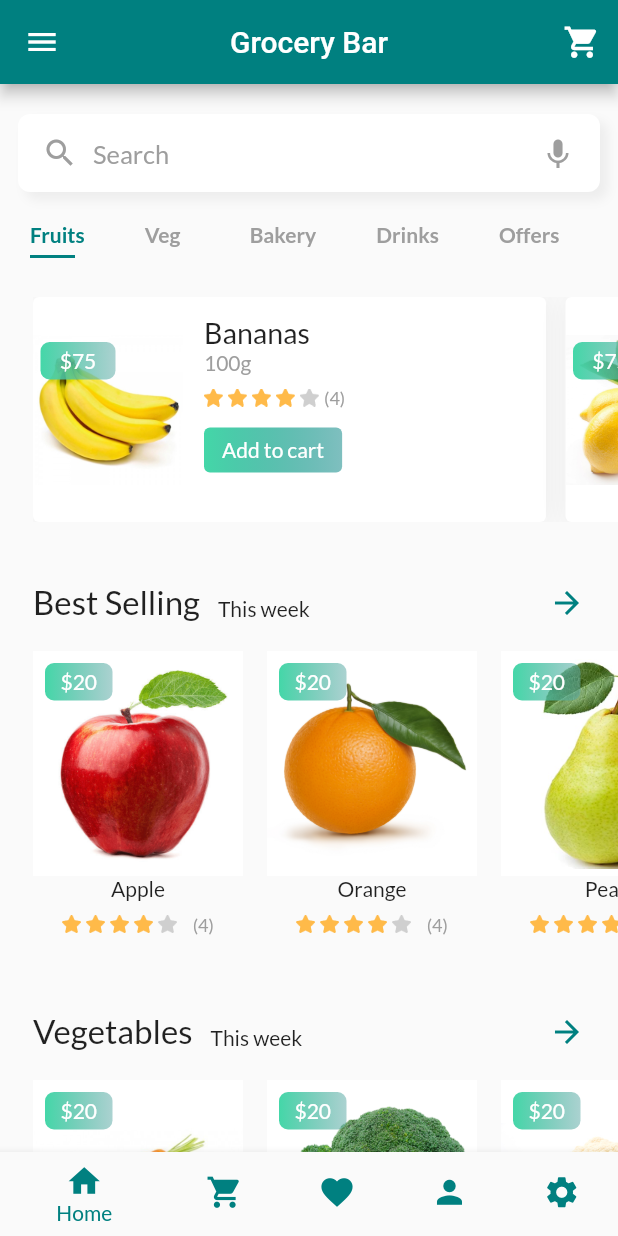
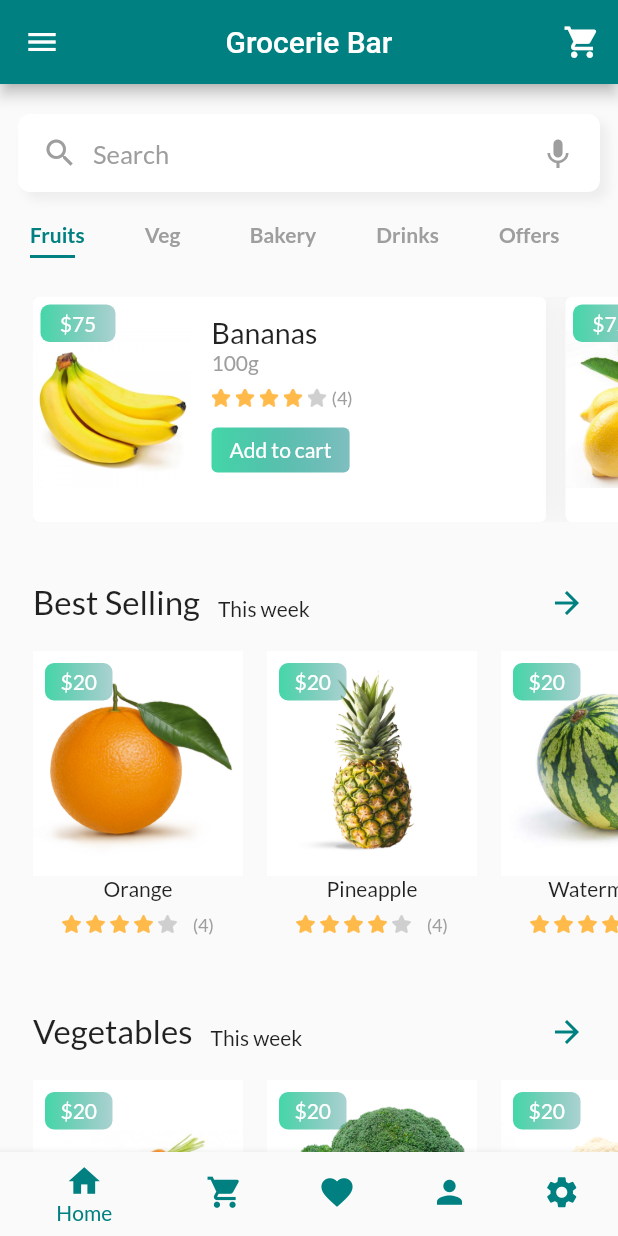
Before and after one commit to alu-rwa-prog-1/mini-project-1-joyce-njeri, a Flutter app: the screen it shows after launch, after a tap on "GET STARTED", on a phone screen of 412 x 824 dp. Run offline on Flutter 3.47's test engine with Material 2 defaults, Android fonts, the phone set to English and light mode, and no system bars; our stand-ins replace google_fonts.

Commit message:
Completed Grocerie App's Product Page!

```diff
--- a/lib/data/data.dart
+++ b/lib/data/data.dart
@@ -33,15 +33,6 @@ List<TrendingProduct> getTrendingProducts() {
   product.price = 75;
   trendingProducts.add(product);
   product = new TrendingProduct();
-  //4
-  product.weight = "100g";
-  product.productName = "Lemons";
-  product.imgURL = "assets/lemons.jpg";
-  product.ratingValue = 4;
-  product.rating = 4;
-  product.price = 75;
-  trendingProducts.add(product);
-  product = new TrendingProduct();
 
   return trendingProducts;
 }
@@ -51,14 +42,6 @@ List<Product> getProducts() {
   List<Product> products = new List();
   Product product = new Product();
   //1
-  product.productName = "Apple";
-  product.ratingValue = 4;
-  product.imgURL = "assets/apple.png";
-  product.rating = 4;
-  product.price = 20;
-  products.add(product);
-  product = new Product();
-  //2
   product.productName = "Orange";
   product.ratingValue = 4;
   product.imgURL = "assets/orange.jpg";
@@ -66,15 +49,7 @@ List<Product> getProducts() {
   product.price = 20;
   products.add(product);
   product = new Product();
-  //3
-  product.productName = "Pear";
-  product.ratingValue = 4;
-  product.imgURL = "assets/pear.jpg";
-  product.rating = 4;
-  product.price = 20;
-  products.add(product);
-  product = new Product();
-  //4
+  //2
   product.productName = "Pineapple";
   product.ratingValue = 4;
   product.imgURL = "assets/pineapple.jpg";
@@ -82,7 +57,7 @@ List<Product> getProducts() {
   product.price = 20;
   products.add(product);
   product = new Product();
-  //5
+  //3
   product.productName = "Watermelon";
   product.ratingValue = 4;
   product.imgURL = "assets/watermelon.jpg";
@@ -90,14 +65,15 @@ List<Product> getProducts() {
   product.price = 20;
   products.add(product);
   product = new Product();
-  //6
-  product.productName = "Mango";
+  //4
+  product.productName = "Grapes";
   product.ratingValue = 4;
-  product.imgURL = "assets/mango.jpg";
+  product.imgURL = "assets/grapes.jpg";
   product.rating = 4;
   product.price = 20;
   products.add(product);
   product = new Product();
+
   return products;
 }
 
@@ -232,10 +208,10 @@ List<TrendingProduct> getOffers() {
   List<TrendingProduct> offers = new List<TrendingProduct>();
   TrendingProduct offer = new TrendingProduct();
   //1
-  offer.weight = "1000g";
+  offer.weight = "800g";
   offer.productName = "Fruit Basket";
   offer.imgURL = "assets/allfruits.jpg";
-  offer.ratingValue = 1;
+  offer.ratingValue = 4;
   offer.rating = 4;
   offer.price = 560;
   offers.add(offer);
@@ -244,7 +220,7 @@ List<TrendingProduct> getOffers() {
   offer.weight = "1000g";
   offer.productName = "Fruit Basket";
   offer.imgURL = "assets/allfruits.jpg";
-  offer.ratingValue = 3;
+  offer.ratingValue = 4;
   offer.rating = 4;
   offer.price = 600;
   offers.add(offer);
--- a/lib/screens/components/sub_components/trendingTile.dart
+++ b/lib/screens/components/sub_components/trendingTile.dart
@@ -35,11 +35,10 @@ class TrendingTile extends StatelessWidget {
         children: <Widget>[
           Container(
             child: Stack(
-              overflow: Overflow.clip,
               children: <Widget>[
                 Container(
-                  width: 100,
-                  height: 100,
+                  width: 105,
+                  height: 150,
                   // Image
                   child: Image.asset(
                     imgURL,
--- a/lib/screens/homePage.dart
+++ b/lib/screens/homePage.dart
@@ -18,7 +18,7 @@ class LandingPage extends StatelessWidget {
                 height: 70,
               ),
               Text(
-                "Grocery Bar",
+                "Grocerie Bar",
                 textAlign: TextAlign.center,
                 style: TextStyle(
                   color: themeGreen,
@@ -62,16 +62,15 @@ class LandingPage extends StatelessWidget {
                         decoration: BoxDecoration(
                             gradient: LinearGradient(
                               colors: [
-                                // const Color(0xff44d7a8),
-                                const Color(0xff57a6a2),
-                                const Color(0xff57a6a2).withOpacity(0.5),
+                                themeGreen,
+                                themeGreen.withOpacity(1),
                               ],
                             ),
                             boxShadow: <BoxShadow>[
                               BoxShadow(
                                 offset: Offset(1.0, 1.0),
                                 blurRadius: 15.0,
-                                color: Color(0xff57a6a2).withOpacity(1),
+                                color: themeGreen.withOpacity(1),
                               ),
                             ],
                             borderRadius: BorderRadius.circular(10)),
@@ -79,7 +78,7 @@ class LandingPage extends StatelessWidget {
                           "Get Started".toUpperCase(),
                           style: TextStyle(
                               color: Colors.white,
-                              fontWeight: FontWeight.w600,
+                              // fontWeight: FontWeight.w600,
                               fontSize: 14),
                         ),
                       ),
--- a/lib/screens/productPage.dart
+++ b/lib/screens/productPage.dart
@@ -30,7 +30,7 @@ class _ProductPageState extends State<ProductPage> {
 
   AppBar buildAppBar() {
     return AppBar(
-      title: Text('Grocery Bar'),
+      title: Text('Grocerie Bar'),
       centerTitle: true,
       backgroundColor: themeGreen,
       actions: <Widget>[
@@ -79,6 +79,7 @@ class _ProductPageState extends State<ProductPage> {
   }
 }
 
+// use drawer() to implement hamburger menu
 class NavDrawer extends StatelessWidget {
   @override
   Widget build(BuildContext context) {
@@ -92,10 +93,6 @@ class NavDrawer extends StatelessWidget {
           children: <Widget>[
             UserAccountsDrawerHeader(
                 decoration: BoxDecoration(
-                  image: DecorationImage(
-                    image: AssetImage("assets/home.jpg"),
-                    fit: BoxFit.cover,
-                  ),
                   borderRadius: new BorderRadius.only(
                     bottomLeft: const Radius.circular(5.0),
                     bottomRight: const Radius.circular(5.0),
```
Also changed, not shown: assets/all.jpg (deleted), assets/apple.png (deleted), assets/eggs.jpg, assets/mango.jpg (deleted), assets/pear.jpg (deleted), 1 other file.
